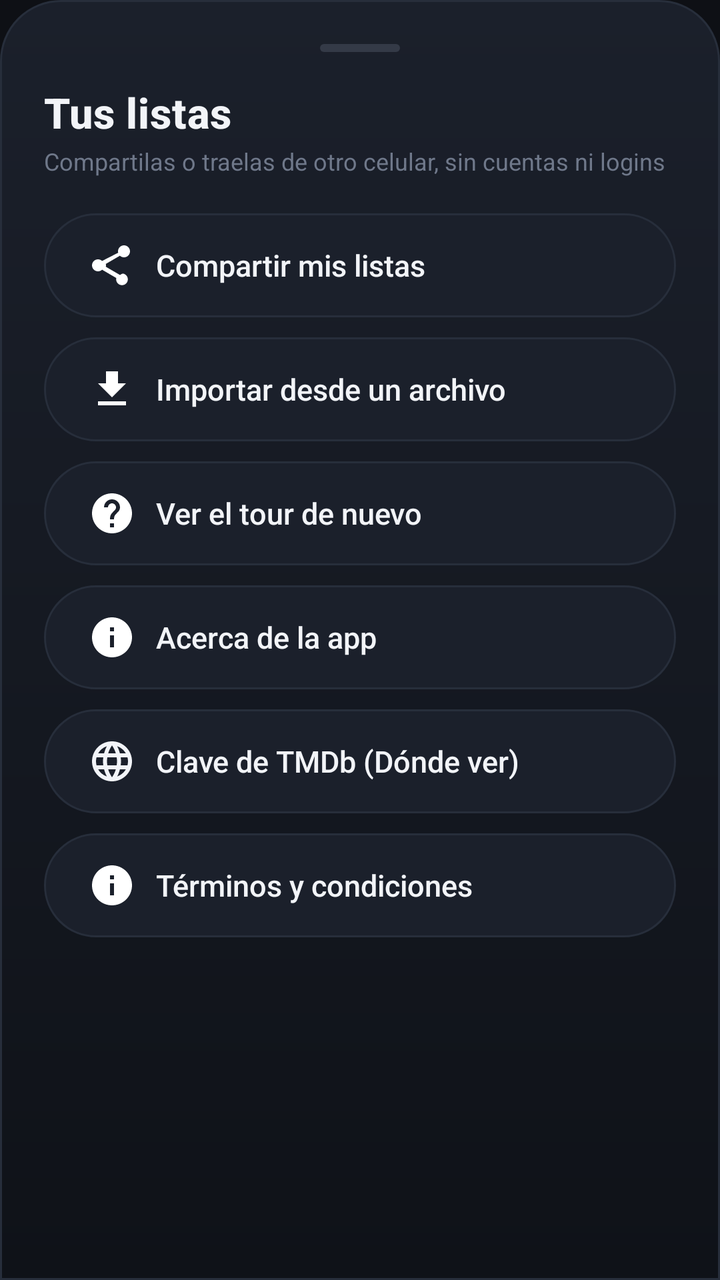
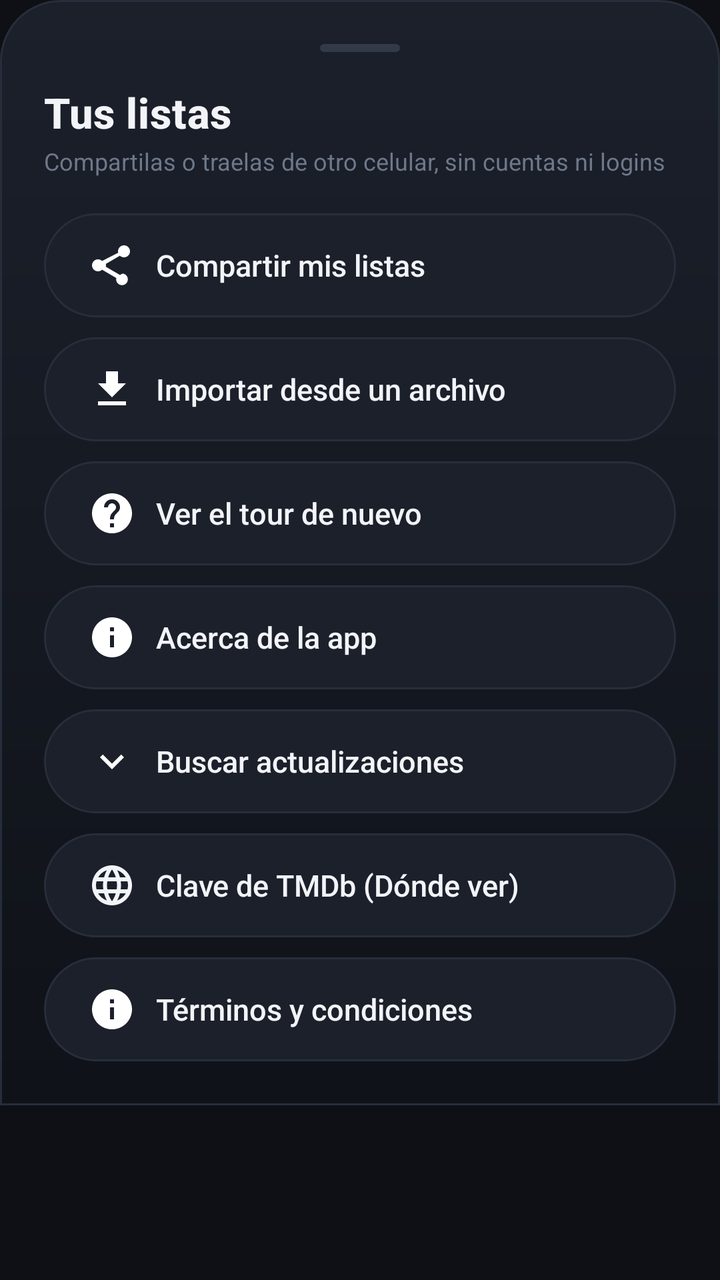

Screens rendered from an Android XML layout before and after an edit, with the pre-edit source and the edit as a unified diff.
<!-- AndroidManifest.xml: application theme Theme.DondeMierdaIba -->
<!-- res/layout/dialog_backup_menu.xml -->
<?xml version="1.0" encoding="utf-8"?>
<LinearLayout xmlns:android="http://schemas.android.com/apk/res/android"
    android:layout_width="match_parent"
    android:layout_height="wrap_content"
    android:background="@drawable/bg_glass_sheet"
    android:orientation="vertical"
    android:padding="22dp">

    <View
        android:layout_width="40dp"
        android:layout_height="4dp"
        android:layout_gravity="center_horizontal"
        android:background="@drawable/bg_handle" />

    <TextView
        android:layout_width="wrap_content"
        android:layout_height="wrap_content"
        android:layout_marginTop="16dp"
        android:text="@string/backup_menu_title"
        android:textAppearance="@style/TextAppearance.DMI.Title" />

    <TextView
        android:layout_width="wrap_content"
        android:layout_height="wrap_content"
        android:layout_marginTop="2dp"
        android:text="@string/backup_menu_subtitle"
        android:textColor="@color/text_muted"
        android:textSize="12sp" />

    <Button
        android:id="@+id/btnExport"
        style="@style/Widget.DMI.AppleButton.Ghost"
        android:layout_width="match_parent"
        android:layout_height="wrap_content"
        android:layout_marginTop="18dp"
        android:drawableStart="@drawable/ic_share"
        android:drawablePadding="10dp"
        android:gravity="center_vertical|start"
        android:text="@string/backup_export_action" />

    <Button
        android:id="@+id/btnImport"
        style="@style/Widget.DMI.AppleButton.Ghost"
        android:layout_width="match_parent"
        android:layout_height="wrap_content"
        android:layout_marginTop="10dp"
        android:drawableStart="@drawable/ic_import"
        android:drawablePadding="10dp"
        android:gravity="center_vertical|start"
        android:text="@string/backup_import_action" />

    <Button
        android:id="@+id/btnReplayTutorial"
        style="@style/Widget.DMI.AppleButton.Ghost"
        android:layout_width="match_parent"
        android:layout_height="wrap_content"
        android:layout_marginTop="10dp"
        android:drawableStart="@drawable/ic_help"
        android:drawablePadding="10dp"
        android:gravity="center_vertical|start"
        android:text="@string/tutorial_replay" />

    <Button
        android:id="@+id/btnAboutApp"
        style="@style/Widget.DMI.AppleButton.Ghost"
        android:layout_width="match_parent"
        android:layout_height="wrap_content"
        android:layout_marginTop="10dp"
        android:drawableStart="@drawable/ic_info"
        android:drawablePadding="10dp"
        android:gravity="center_vertical|start"
        android:text="@string/about_menu_action" />

    <Button
        android:id="@+id/btnTmdbKey"
        style="@style/Widget.DMI.AppleButton.Ghost"
        android:layout_width="match_parent"
        android:layout_height="wrap_content"
        android:layout_marginTop="10dp"
        android:drawableStart="@drawable/ic_where_to_watch"
        android:drawablePadding="10dp"
        android:gravity="center_vertical|start"
        android:text="@string/tmdb_key_menu_action" />

    <Button
        android:id="@+id/btnTerms"
        style="@style/Widget.DMI.AppleButton.Ghost"
        android:layout_width="match_parent"
        android:layout_height="wrap_content"
        android:layout_marginTop="10dp"
        android:drawableStart="@drawable/ic_info"
        android:drawablePadding="10dp"
        android:gravity="center_vertical|start"
        android:text="@string/terms_menu_action" />

</LinearLayout>
<!-- resources referenced by this layout -->
<resources>
  <color name="text_muted">#6F788A</color>
  <!-- drawable bg_handle (drawable) -->
  <?xml version="1.0" encoding="utf-8"?>
  <shape xmlns:android="http://schemas.android.com/apk/res/android" android:shape="rectangle">
      <solid android:color="#4D6F788A" />
      <corners android:radius="2dp" />
  </shape>
  <!-- drawable ic_import (drawable) -->
  <?xml version="1.0" encoding="utf-8"?>
  <vector xmlns:android="http://schemas.android.com/apk/res/android"
      android:width="24dp" android:height="24dp" android:viewportWidth="24" android:viewportHeight="24">
      <path android:fillColor="#FFFFFF" android:pathData="M19,9h-4V3H9v6H5l7,7 7,-7zM5,18v2h14v-2H5z"/>
  </vector>
  <string name="about_menu_action">Acerca de la app</string>
  <string name="backup_export_action">Compartir mis listas</string>
  <string name="backup_import_action">Importar desde un archivo</string>
  <string name="backup_menu_subtitle">Compartilas o traelas de otro celular, sin cuentas ni logins</string>
  <string name="backup_menu_title">Tus listas</string>
  <string name="terms_menu_action">Términos y condiciones</string>
  <string name="tmdb_key_menu_action">Clave de TMDb (Dónde ver)</string>
  <string name="tutorial_replay">Ver el tour de nuevo</string>
  <style name="TextAppearance.DMI.Title" parent="TextAppearance.MaterialComponents.Headline6">
          <item name="android:textColor">@color/text_primary</item>
          <item name="android:fontFamily">serif</item>
          <item name="android:textStyle">bold</item>
          <item name="android:textSize">21sp</item>
      </style>
  <style name="Widget.DMI.AppleButton.Ghost">
          <item name="android:background">@drawable/bg_button_apple_ghost</item>
          <item name="android:textColor">@color/text_primary</item>
      </style>
  <color name="border_soft">#272E3B</color>
  <color name="text_primary">#F2F4F8</color>
  <!-- drawable bg_button_apple_ghost (drawable) -->
  <?xml version="1.0" encoding="utf-8"?>
  <selector xmlns:android="http://schemas.android.com/apk/res/android">
      <item android:state_pressed="true" android:drawable="@drawable/bg_button_ghost_pressed" />
      <item android:drawable="@drawable/bg_button_ghost_normal" />
  </selector>
  <color name="accent_violet">#FF7F32</color>
  <color name="bg_top">#0E1015</color>
  <color name="accent_cyan">#FFC247</color>
  <color name="text_secondary">#A9B1C1</color>
  <!-- drawable bg_button_ghost_pressed (drawable) -->
  <?xml version="1.0" encoding="utf-8"?>
  <shape xmlns:android="http://schemas.android.com/apk/res/android" android:shape="rectangle">
      <solid android:color="@color/neu_base_pressed" />
      <corners android:radius="28dp" />
      <stroke android:width="1dp" android:color="@color/border_soft" />
  </shape>
  <!-- drawable bg_button_ghost_normal (drawable) -->
  <?xml version="1.0" encoding="utf-8"?>
  <shape xmlns:android="http://schemas.android.com/apk/res/android" android:shape="rectangle">
      <solid android:color="@color/surface_hi" />
      <corners android:radius="28dp" />
      <stroke android:width="1dp" android:color="@color/border_soft" />
  </shape>
  <color name="neu_base_pressed">#0E1117</color>
  <color name="surface_hi">#1B202B</color>
  <!-- unchanged entries left out for length: 6 -->
</resources>

<!-- the commit's change to res/layout/dialog_backup_menu.xml (unified diff, before → after) -->
@@ -1,5 +1,10 @@
 <?xml version="1.0" encoding="utf-8"?>
-<LinearLayout xmlns:android="http://schemas.android.com/apk/res/android"
+<ScrollView xmlns:android="http://schemas.android.com/apk/res/android"
+    android:layout_width="match_parent"
+    android:layout_height="wrap_content"
+    android:overScrollMode="ifContentScrolls">
+
+<LinearLayout
     android:layout_width="match_parent"
     android:layout_height="wrap_content"
     android:background="@drawable/bg_glass_sheet"
@@ -72,6 +77,17 @@
         android:text="@string/about_menu_action" />
 
     <Button
+        android:id="@+id/btnUpdateApp"
+        style="@style/Widget.DMI.AppleButton.Ghost"
+        android:layout_width="match_parent"
+        android:layout_height="wrap_content"
+        android:layout_marginTop="10dp"
+        android:drawableStart="@drawable/ic_down"
+        android:drawablePadding="10dp"
+        android:gravity="center_vertical|start"
+        android:text="@string/update_menu_action" />
+
+    <Button
         android:id="@+id/btnTmdbKey"
         style="@style/Widget.DMI.AppleButton.Ghost"
         android:layout_width="match_parent"
@@ -94,3 +110,5 @@
         android:text="@string/terms_menu_action" />
 
 </LinearLayout>
+
+</ScrollView>
<!-- resource entries referenced after the edit -->
@@ -7,6 +7,12 @@
       <solid android:color="#4D6F788A" />
       <corners android:radius="2dp" />
   </shape>
+  <!-- drawable ic_down (drawable) -->
+  <?xml version="1.0" encoding="utf-8"?>
+  <vector xmlns:android="http://schemas.android.com/apk/res/android"
+      android:width="24dp" android:height="24dp" android:viewportWidth="24" android:viewportHeight="24">
+      <path android:fillColor="#FFFFFF" android:pathData="M7.41,8.59L12,13.17l4.59,-4.58L18,10l-6,6 -6,-6z"/>
+  </vector>
   <!-- drawable ic_import (drawable) -->
   <?xml version="1.0" encoding="utf-8"?>
   <vector xmlns:android="http://schemas.android.com/apk/res/android"
@@ -21,6 +27,7 @@
   <string name="terms_menu_action">Términos y condiciones</string>
   <string name="tmdb_key_menu_action">Clave de TMDb (Dónde ver)</string>
   <string name="tutorial_replay">Ver el tour de nuevo</string>
+  <string name="update_menu_action">Buscar actualizaciones</string>
   <style name="TextAppearance.DMI.Title" parent="TextAppearance.MaterialComponents.Headline6">
           <item name="android:textColor">@color/text_primary</item>
           <item name="android:fontFamily">serif</item>
